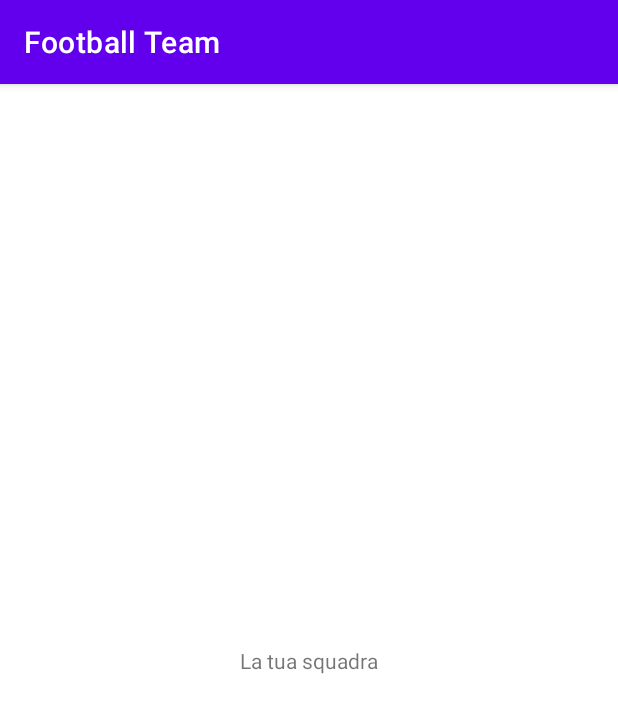
After one commit to Tamagosci/FootballTeam, an Android app: the PrincipalActivity screen opened directly, with no data from a screen before it, on a phone screen of 412 x 824 dp. The commit adds this screen. Shown: the top 713 px of the screen. Run offline under Robolectric (Android 15) with nearby library versions, the phone set to English and light mode, and no system bars.

Commit message:
Creazione PrincipalActivity

```diff
--- a/app/src/main/AndroidManifest.xml
+++ b/app/src/main/AndroidManifest.xml
@@ -9,7 +9,8 @@
         android:roundIcon="@mipmap/ic_launcher_round"
         android:supportsRtl="true"
         android:theme="@style/Theme.FootballManager">
-        <activity android:name=".SelectionActivity"></activity>
+        <activity android:name=".PrincipalActivity"></activity>
+        <activity android:name=".SelectionActivity" />
         <activity android:name=".LoginActivity" />
         <activity android:name=".RegisterActivity" />
         <activity
--- /dev/null
+++ b/app/src/main/java/com/dispositivimobili/footballteam/PrincipalActivity.kt
@@ -0,0 +1,11 @@
+package com.dispositivimobili.footballteam
+
+import androidx.appcompat.app.AppCompatActivity
+import android.os.Bundle
+
+class PrincipalActivity : AppCompatActivity() {
+    override fun onCreate(savedInstanceState: Bundle?) {
+        super.onCreate(savedInstanceState)
+        setContentView(R.layout.activity_principal)
+    }
+}
--- /dev/null
+++ b/app/src/main/res/layout/activity_principal.xml
@@ -0,0 +1,18 @@
+<?xml version="1.0" encoding="utf-8"?>
+<androidx.constraintlayout.widget.ConstraintLayout xmlns:android="http://schemas.android.com/apk/res/android"
+    xmlns:app="http://schemas.android.com/apk/res-auto"
+    xmlns:tools="http://schemas.android.com/tools"
+    android:layout_width="match_parent"
+    android:layout_height="match_parent"
+    tools:context=".PrincipalActivity">
+
+    <TextView
+        android:id="@+id/textView"
+        android:layout_width="wrap_content"
+        android:layout_height="wrap_content"
+        android:text="La tua squadra"
+        app:layout_constraintBottom_toBottomOf="parent"
+        app:layout_constraintEnd_toEndOf="parent"
+        app:layout_constraintStart_toStartOf="parent"
+        app:layout_constraintTop_toTopOf="parent" />
+</androidx.constraintlayout.widget.ConstraintLayout>
```
Also changed, not shown: app/src/main/java/com/dispositivimobili/footballteam/LoginActivity.kt (+13 -0 lines), app/src/main/java/com/dispositivimobili/footballteam/RegisterActivity.kt (+13 -0 lines), 1 other file.
